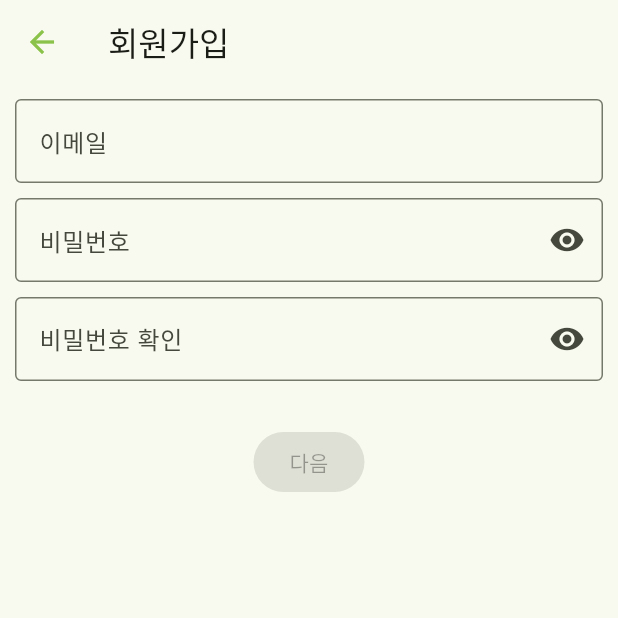
After one commit to ProjSora/sora_app, a Flutter app: the screen it shows after launch, after a tap on "Sign up", on a phone screen of 412 x 824 dp, the top half of it. The commit adds this screen. Run offline on Flutter 3.47's test engine with Material 2 defaults, Android fonts, the phone set to English and light mode, and no system bars; our stand-ins replace flutter_secure_storage; network calls fail.

Commit message:
regist screen seperated

```diff
--- a/sora/lib/screens/Login/login.dart
+++ b/sora/lib/screens/Login/login.dart
@@ -6,6 +6,8 @@ import 'package:sora/screens/Home/utils/bottom_navigate.dart';
 import 'package:provider/provider.dart';
 import 'package:sora/providers/login_model.dart';
 import 'package:http/http.dart' as http;
+
+import 'package:sora/screens/Regist/regist_1.dart';
 import 'package:sora/screens/Regist/regist.dart';
 import 'package:sora/utils/urls.dart';
 
@@ -23,7 +25,7 @@ class _LoginPageState extends State<LoginPage> {
   late TextEditingController passwordController;
   String? userInfo = "";
 
-  bool passwordVisible = false;
+  bool passwordVisible = true;
 
   static const storage = FlutterSecureStorage();
 
@@ -140,7 +142,7 @@ class _LoginPageState extends State<LoginPage> {
                   onPressed: () {
                     Navigator.of(context).push(
                       MaterialPageRoute(
-                        builder: (context) => const RegistPage(),
+                        builder: (context) => const SignUpFirstPage(),
                       ),
                     );
                   },
--- /dev/null
+++ b/sora/lib/screens/Regist/regist_1.dart
@@ -0,0 +1,167 @@
+import 'package:flutter/material.dart';
+import 'package:sora/screens/Regist/regist_2.dart';
+
+import 'package:http/http.dart' as http;
+import 'dart:convert';
+
+import 'package:sora/utils/urls.dart';
+
+class SignUpFirstPage extends StatefulWidget {
+  const SignUpFirstPage({Key? key}) : super(key: key);
+
+  @override
+  State<SignUpFirstPage> createState() => _SignUpFirstPageState();
+}
+
+class _SignUpFirstPageState extends State<SignUpFirstPage> {
+  late TextEditingController emailController;
+  late TextEditingController passwordController;
+  late TextEditingController passwordConfirmController;
+  bool passwordVisible = true;
+  bool passwordConfirmVisible = true;
+
+  @override
+  void initState() {
+    super.initState();
+    emailController = TextEditingController();
+    passwordController = TextEditingController();
+    passwordConfirmController = TextEditingController();
+  }
+
+  @override
+  Widget build(BuildContext context) {
+    return GestureDetector(
+      onTap: () {
+        FocusScope.of(context).unfocus();
+      },
+      child: Scaffold(
+        appBar: AppBar(
+          leading: BackButton(
+            onPressed: () {
+              Navigator.pop(context);
+            },
+            color: ColorScheme.fromSwatch(primarySwatch: Colors.lightGreen)
+                .secondary,
+          ),
+          title: const Text('회원가입'),
+        ),
+        body: SingleChildScrollView(
+          child: Padding(
+            padding: const EdgeInsets.all(10),
+            child: Center(
+              child: Column(
+                mainAxisAlignment: MainAxisAlignment.center,
+                children: <Widget>[
+                  TextField(
+                    controller: emailController,
+                    decoration: const InputDecoration(
+                      border: OutlineInputBorder(),
+                      labelText: '이메일',
+                    ),
+                  ),
+                  const SizedBox(height: 10),
+                  TextField(
+                    obscureText: passwordVisible,
+                    enableSuggestions: false,
+                    autocorrect: false,
+                    controller: passwordController,
+                    decoration: InputDecoration(
+                      border: const OutlineInputBorder(),
+                      labelText: '비밀번호',
+                      suffixIcon: IconButton(
+                        icon: Icon(
+                          passwordVisible
+                              ? Icons.visibility
+                              : Icons.visibility_off,
+                        ),
+                        onPressed: () {
+                          setState(() {
+                            passwordVisible = !passwordVisible;
+                          });
+                        },
+                      ),
+                    ),
+                  ),
+                  const SizedBox(height: 10),
+                  TextField(
+                    obscureText: passwordConfirmVisible,
+                    enableSuggestions: false,
+                    autocorrect: false,
+                    controller: passwordConfirmController,
+                    decoration: InputDecoration(
+                      border: const OutlineInputBorder(),
+                      labelText: '비밀번호 확인',
+                      suffixIcon: IconButton(
+                        icon: Icon(
+                          passwordConfirmVisible
+                              ? Icons.visibility
+                              : Icons.visibility_off,
+                        ),
+                        onPressed: () {
+                          setState(() {
+                            passwordConfirmVisible = !passwordConfirmVisible;
+                          });
+                        },
+                      ),
+                    ),
+                  ),
+                  const SizedBox(height: 30),
+                  FilledButton(
+                    onPressed: (passwordController.text !=
+                              passwordConfirmController.text ||
+                          passwordController.text.isEmpty ||
+                          passwordConfirmController.text.isEmpty) ? null : () async {
+                      var result = await http.post(
+                        Uri.parse(emailAuthUrl.toString()),
+                        headers: {
+                          "Accept": "application/json",
+                          "Content-Type": "application/json",
+                        },
+                        body: json.encode({
+                          "email": emailController.text,
+                        }),
+                      );
+                      var response = json.decode(result.body);
+                      if (response["state_code"] == '200'){
+                        Navigator.push(
+                          context,
+                          MaterialPageRoute(
+                            builder: (context) => SignUpSecondPage(
+                              emailController.text,
+                              passwordController.text,
+                            ),
+                          ),
+                        );
+                      } else {
+                        _showDialog('이미 존재하는 이메일입니다.');
+                      }
+                    },
+                    child: const Text('다음'),
+                  )
+                ],
+              ),
+            ),
+          )
+        )
+      )
+    );
+  }
+
+  void _showDialog(String message) {
+    showDialog<void>(
+      context: context,
+      builder: (context) => AlertDialog(
+        title: const Text('Message'),
+        content: Text(message),
+        actions: <Widget>[
+          TextButton(
+            onPressed: () {
+              Navigator.pop(context);
+            },
+            child: const Text('OK'),
+          ),
+        ],
+      ),
+    );
+  }
+}
--- a/sora/lib/utils/urls.dart
+++ b/sora/lib/utils/urls.dart
@@ -2,6 +2,9 @@ import 'package:http/http.dart' as http;
 
 var loginUrl = Uri.http('localhost:8000', 'sora/app_login');
 var registUrl = Uri.http('localhost:8000', 'sora/regist_user');
+var emailAuthUrl = Uri.http('localhost:8000', 'sora/email_auth');
+var phoneAuthUrl = Uri.http('localhost:8000', 'sora/phone_auth');
+
 var readUserUrl = Uri.http('localhost:8000', 'sora/read_user');
 var updateUserUrl = Uri.http('localhost:8000', 'sora/update_user');
 var deleteUserUrl = Uri.http('localhost:8000', 'sora/delete_user');
```
Also changed, not shown: sora/lib/screens/Regist/regist_2.dart (added, +167 -0 lines), sora/lib/screens/Regist/regist_3.dart (added, +201 -0 lines), sora/lib/screens/Regist/regist_4.dart (added, +42 -0 lines).
